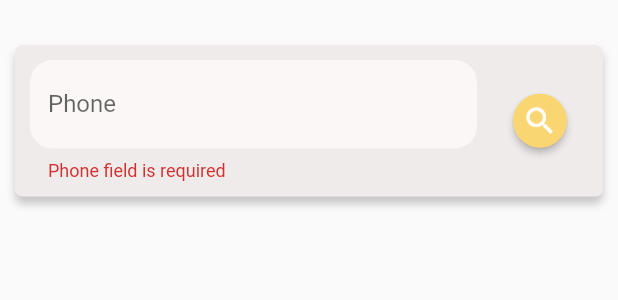
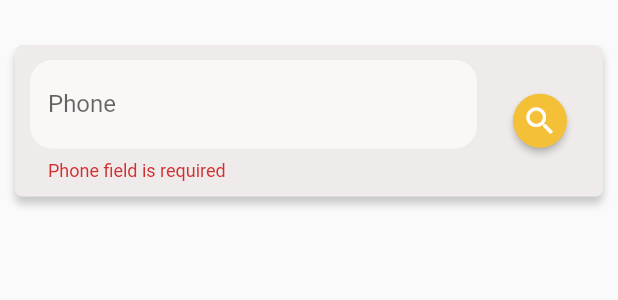
Before and after one commit to hosam95/FM-Accounting-App, a Flutter app: the AddUserCard widget shown alone on an empty page, opened directly, after a tap on the "search" icon, on a phone screen of 412 x 824 dp. Shown: the top 300 px of the screen. Run offline on Flutter 3.47's test engine with Material 2 defaults, Android fonts, the phone set to English and light mode, and no system bars; our stand-ins replace cloud_firestore, date_time_picker, firebase_auth, firebase_core, go_router, google_sign_in; accounts and stored records are empty.

Commit message:
update the UI

```diff
--- a/lib/components/users view/add_user.dart
+++ b/lib/components/users view/add_user.dart
@@ -107,7 +107,7 @@ class _AddUserCardState extends State<AddUserCard> {
                           style: ElevatedButton.styleFrom(
                               shape: const CircleBorder(),
                               backgroundColor:
-                                  Color.fromARGB(255, 250, 214, 114)),
+                                  Color.fromARGB(255, 243, 192, 55)),
                           child: _isLoading
                               ? CircularProgressIndicator(
                                   color: Color.fromARGB(255, 95, 88, 88),
--- a/lib/pages/home_page.dart
+++ b/lib/pages/home_page.dart
@@ -62,7 +62,7 @@ class _HomePageWidgetState extends State<HomePageWidget> {
       body: <Widget>[
         networkCheck(const ProfilePage()),
         Container(
-          color: Color.fromARGB(255, 231, 229, 137),
+          color: Color.fromARGB(255, 108, 143, 219),
           alignment: Alignment.center,
           child: networkCheck(const UsersView()),
         ),
@@ -73,7 +73,7 @@ class _HomePageWidgetState extends State<HomePageWidget> {
         ),
         networkCheck(const BussView()),
         Container(
-          color: Colors.blue,
+          color: Color.fromARGB(255, 252, 202, 102),
           alignment: Alignment.center,
           child: networkCheck(const DriversView()),
         ),
```
